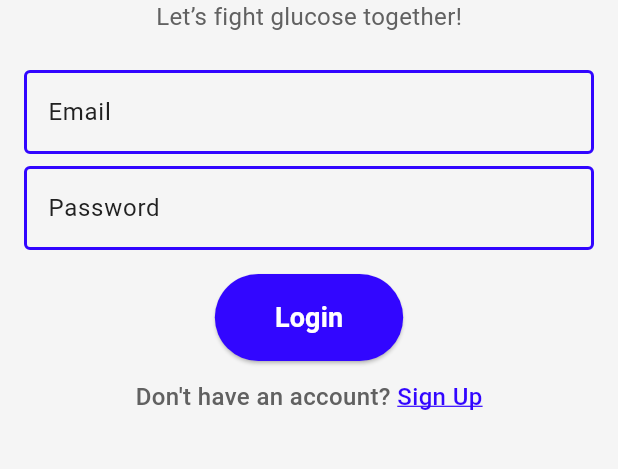
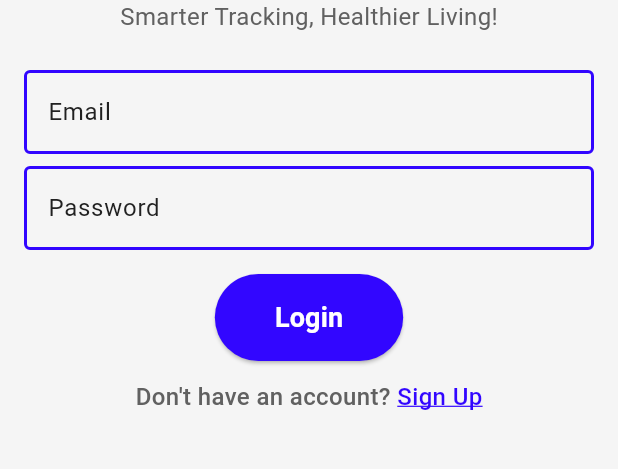
Before and after one commit to bushhes02/Sugar-Patrol, a Flutter app: the screen it shows after launch, on a phone screen of 412 x 824 dp, the part 467-936 px from its top. Run offline on Flutter 3.47's test engine with Material 3 defaults, Android fonts, the phone set to English and light mode, and no system bars; our stand-ins replace fl_chart, shared_preferences.

Commit message:
Changed Tagline

```diff
--- a/lib/login_screen.dart
+++ b/lib/login_screen.dart
@@ -27,7 +27,7 @@ class LoginScreen extends StatelessWidget {
               ),
             ),
             const Text(
-              "Let’s fight glucose together!",
+              "Smarter Tracking, Healthier Living!",
               style: TextStyle(fontSize: 16, fontWeight: FontWeight.normal),
             ),
             const SizedBox(height: 24),
```
